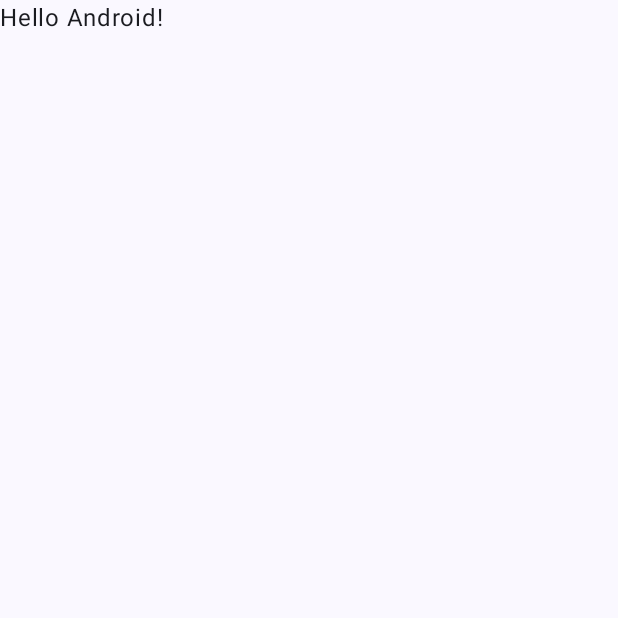
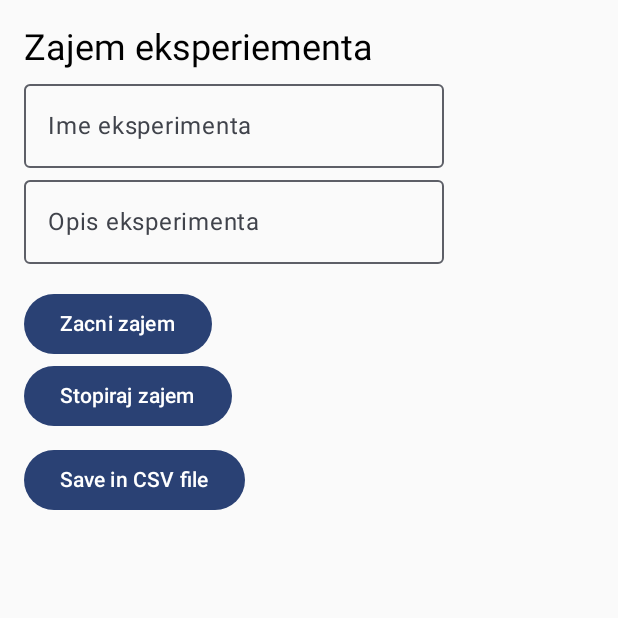
Before and after one commit to korunoskandrea/VR, an Android app built with Jetpack Compose: the screen it shows after launch (MainActivity), on a phone screen of 412 x 824 dp, the top half of it. Before the commit the part shown is almost empty. Run offline under Robolectric (Android 15) with nearby library versions, the phone set to English and light mode, and no system bars.

Commit message:
base look and csv saving

```diff
--- /dev/null
+++ b/app/src/main/java/com/example/sensorsvr/ExperimentSensorsApp.kt
@@ -0,0 +1,77 @@
+package com.example.sensorsvr
+
+
+import android.widget.Toast
+import androidx.compose.foundation.layout.*
+import androidx.compose.material3.*
+import androidx.compose.runtime.*
+import androidx.compose.ui.Modifier
+import androidx.compose.ui.platform.LocalContext
+import androidx.lifecycle.viewmodel.compose.viewModel
+import androidx.compose.ui.unit.dp
+
+
+@Composable
+fun ExperimentSensorsApp(sensorViewModel: SensorViewModel = viewModel()){
+    val data by sensorViewModel.data.collectAsState()
+    val context = LocalContext.current
+    var experimentName by remember { mutableStateOf("") }
+    var description by remember { mutableStateOf("") }
+
+    Column(modifier = Modifier
+        .padding(16.dp)
+        .fillMaxSize()){
+        Text("Zajem eksperiementa", style = MaterialTheme.typography.headlineSmall)
+
+        OutlinedTextField(
+            value = experimentName,
+            onValueChange = { experimentName = it },
+            label = {
+                Text("Ime eksperimenta")
+            }
+        )
+        OutlinedTextField(
+            value = description,
+            onValueChange = { description = it },
+            label = {
+                Text("Opis eksperimenta")
+            }
+        )
+
+        Spacer(modifier = Modifier.height(16.dp))
+
+        Row {
+            Button(onClick = {
+                sensorViewModel.startListening()
+                Toast.makeText(context, "Recording has started", Toast.LENGTH_SHORT).show()
+            }) {
+                Text("Zacni zajem")
+            }
+        }
+
+        Button(onClick = {
+            sensorViewModel.stopListening()
+            Toast.makeText(context, "Recording stopped", Toast.LENGTH_SHORT).show()
+        }) {
+            Text("Stopiraj zajem")
+        }
+
+        Spacer(modifier = Modifier.height(8.dp))
+
+        Button(onClick = {
+            saveToCsv(context, experimentName, sensorViewModel.getRecordedSamples())
+        }) {
+            Text("Save in CSV file")
+        }
+        Spacer(modifier = Modifier.height(16.dp))
+
+        data.lastOrNull()?.let { sample ->
+            Text("Zadnji vzorec:", style = MaterialTheme.typography.titleMedium)
+            Text("Senzor: ${sample.sensorType}")
+            Text("X: ${sample.x}, Y: ${sample.y}, Z: ${sample.z}")
+            Text("Čas: ${sample.timestamp}")
+        }
+    }
+
+
+}
--- a/app/src/main/java/com/example/sensorsvr/MainActivity.kt
+++ b/app/src/main/java/com/example/sensorsvr/MainActivity.kt
@@ -11,37 +11,18 @@ import androidx.compose.material3.Text
 import androidx.compose.runtime.Composable
 import androidx.compose.ui.Modifier
 import androidx.compose.ui.tooling.preview.Preview
+import com.example.sensorsvr.ExperimentSensorsApp
 import com.example.sensorsvr.ui.theme.SensorsVRTheme
 
+
 class MainActivity : ComponentActivity() {
+
     override fun onCreate(savedInstanceState: Bundle?) {
         super.onCreate(savedInstanceState)
-        enableEdgeToEdge()
         setContent {
             SensorsVRTheme {
-                Scaffold(modifier = Modifier.fillMaxSize()) { innerPadding ->
-                    Greeting(
-                        name = "Android",
-                        modifier = Modifier.padding(innerPadding)
-                    )
-                }
+                ExperimentSensorsApp()
             }
         }
     }
 }
-
-@Composable
-fun Greeting(name: String, modifier: Modifier = Modifier) {
-    Text(
-        text = "Hello $name!",
-        modifier = modifier
-    )
-}
-
-@Preview(showBackground = true)
-@Composable
-fun GreetingPreview() {
-    SensorsVRTheme {
-        Greeting("Android")
-    }
-}
--- /dev/null
+++ b/app/src/main/java/com/example/sensorsvr/SensorViewModel.kt
@@ -0,0 +1,68 @@
+package com.example.sensorsvr
+
+import android.app.Application
+import android.content.Context
+import android.hardware.Sensor
+import android.hardware.SensorEvent
+import android.hardware.SensorEventListener
+import android.hardware.SensorManager
+import androidx.lifecycle.AndroidViewModel
+import kotlinx.coroutines.flow.MutableStateFlow
+import kotlinx.coroutines.flow.StateFlow
+
+class SensorViewModel(application: Application) : AndroidViewModel(application), SensorEventListener {
+    private val sensorManager = application.getSystemService(Context.SENSOR_SERVICE) as SensorManager
+    private val accelerometer  = sensorManager.getDefaultSensor(Sensor.TYPE_ACCELEROMETER)
+    private val gyroscope = sensorManager.getDefaultSensor(Sensor.TYPE_GYROSCOPE)
+
+    private val _accelData = MutableStateFlow<List<SensorData>>(emptyList())
+    val accelData: StateFlow<List<SensorData>> = _accelData
+
+    private val _gyroData = MutableStateFlow<List<SensorData>>(emptyList())
+    val gyroData: StateFlow<List<SensorData>> = _gyroData
+
+    private val _data = MutableStateFlow<List<SensorData>>(emptyList())
+    val data: StateFlow<List<SensorData>> = _data
+    private val recordedData = mutableListOf<SensorData>()
+
+    fun startListening() {
+        sensorManager.registerListener(this, accelerometer, SensorManager.SENSOR_DELAY_NORMAL)// todo vidi so e razlika so game
+        sensorManager.registerListener(this, gyroscope, SensorManager.SENSOR_DELAY_NORMAL)
+    }
+
+    fun stopListening() {
+        sensorManager.unregisterListener(this)
+    }
+
+    fun clearData(){
+        recordedData.clear()
+        _data.value = emptyList()
+    }
+
+    override fun onSensorChanged(event: SensorEvent?) {
+        event?.let {
+            val sensorName = when(it.sensor.type){
+                Sensor.TYPE_ACCELEROMETER -> "accelerometer"
+                Sensor.TYPE_GYROSCOPE -> "gyroscope"
+                else -> "unknown"
+            }
+
+            val data = SensorData(
+                x = it.values[0],
+                y = it.values[1],
+                z = it.values[2],
+                sensorType = sensorName,
+                timestamp = System.currentTimeMillis()
+            )
+
+            recordedData.add(data)
+            _data.value = recordedData.toList() // for UI
+        }
+    }
+
+    override fun onAccuracyChanged(sensor: Sensor?, accuracy: Int) {}
+
+    fun getRecordedSamples(): List<SensorData>{
+        return recordedData.toList()
+    }
+}
```
Also changed, not shown: app/build.gradle.kts (+10 -1 lines), app/src/main/java/com/example/sensorsvr/SensorData.kt (added, +11 -0 lines), app/src/main/java/com/example/sensorsvr/StorageUtils.kt (added, +35 -0 lines).
